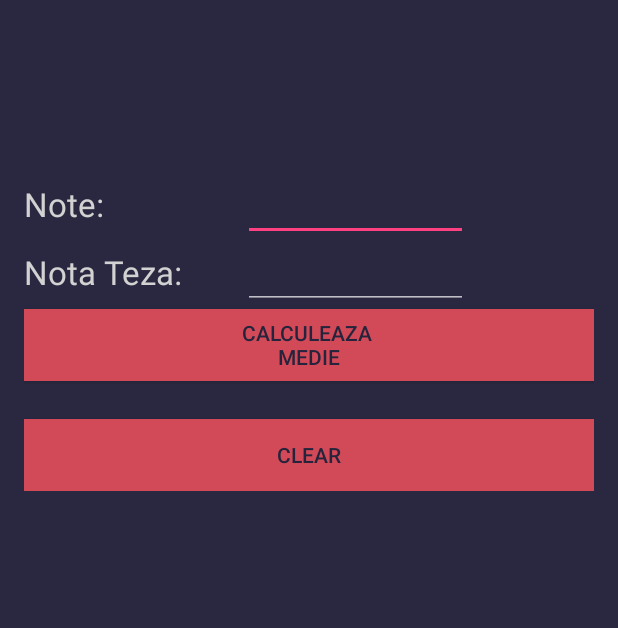
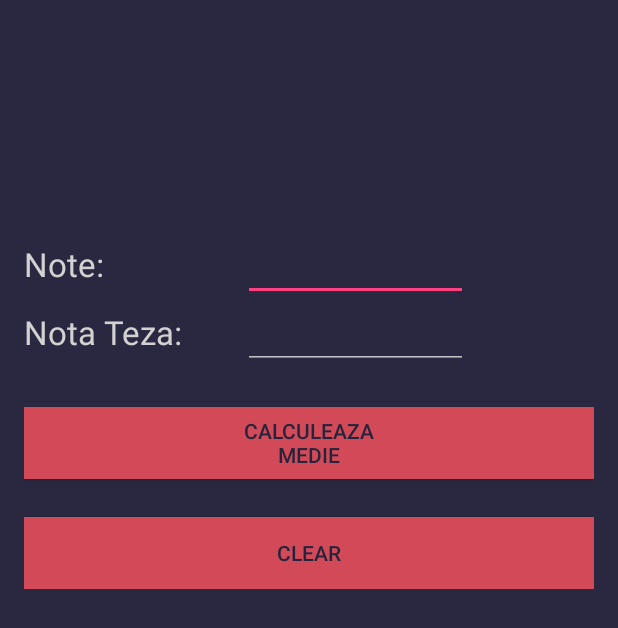
Before and after one commit to alexDamian99/CalculMedie2, an Android app: the screen it shows after launch (MainActivity), on a phone screen of 412 x 824 dp. Shown: the top 628 px of the screen. Run offline under Robolectric (Android 15) with nearby library versions, the light colour scheme and no system bars.

Commit message:
am adaugat space intre txtViewTeza si butoane si  inca unu space intre status bar si medie am facut eliminat din warnings (aia cu harcoded string)

```diff
--- a/app/src/main/res/layout/activity_main.xml
+++ b/app/src/main/res/layout/activity_main.xml
@@ -24,6 +24,10 @@
             android:layout_width="match_parent"
             android:layout_height="wrap_content">
 
+            <Space
+                android:layout_width="match_parent"
+                android:layout_height="40dip" />
+
             <TextView
                 android:layout_width="wrap_content"
                 android:layout_height="wrap_content"
@@ -45,13 +49,14 @@
                     android:layout_width="wrap_content"
                     android:layout_height="wrap_content"
                     android:textAppearance="?android:attr/textAppearanceLarge"
-                    android:text="Note:"
+                    android:text="@string/note"
                     android:id="@+id/txtViewNote"
                     android:layout_row="0"
                     android:layout_column="1"
                     android:textColor="#D2D2D2" />
 
                 <EditText
+                    android:inputType="text"
                     android:layout_width="150dip"
                     android:layout_height="wrap_content"
                     android:id="@+id/editNote"
@@ -62,7 +67,7 @@
                     android:layout_width="wrap_content"
                     android:layout_height="wrap_content"
                     android:textAppearance="?android:attr/textAppearanceLarge"
-                    android:text="Nota Teza:"
+                    android:text="@string/notaTeza"
                     android:id="@+id/txtViewTeza"
                     android:layout_row="1"
                     android:layout_column="1"
@@ -75,19 +80,46 @@
                     android:layout_column="2" />
 
                 <EditText
+                    android:inputType="text"
                     android:layout_width="150dip"
                     android:layout_height="wrap_content"
                     android:id="@+id/editTeza"
                     android:layout_row="1"
                     android:layout_column="3" />
 
+                <Space
+                    android:layout_width="20dp"
+                    android:layout_height="25dip"
+                    android:layout_row="2"
+                    android:layout_column="1"
+                    />
+
+                <Space
+                    android:layout_width="20dp"
+                    android:layout_height="25dip"
+                    android:layout_row="5"
+                    android:layout_column="1" />
+
                 <Button
                     android:layout_width="wrap_content"
                     android:layout_height="wrap_content"
-                    android:text="Calculeaza \nMedie"
+                    android:text="@string/btnClear"
+                    android:id="@+id/btnClear"
+                    android:background="#D24A58"
+                    android:layout_row="7"
+                    android:layout_column="1"
+                    android:layout_columnSpan="4"
+                    android:layout_gravity="fill_horizontal"
+                    android:onClick="onClickClear"
+                    android:textColor="#26243C" />
+
+                <Button
+                    android:layout_width="wrap_content"
+                    android:layout_height="wrap_content"
+                    android:text="@string/btnCalcMedie"
                     android:id="@+id/btnMedie"
                     android:background="#D24A58"
-                    android:layout_row="2"
+                    android:layout_row="3"
                     android:layout_column="1"
                     android:layout_rowSpan="2"
                     android:layout_columnSpan="4"
@@ -95,25 +127,6 @@
                     android:onClick="onClickMedie"
                     android:textColor="#26243C" />
 
-                <Button
-                    android:layout_width="wrap_content"
-                    android:layout_height="wrap_content"
-                    android:text="Clear"
-                    android:id="@+id/btnClear"
-                    android:background="#D24A58"
-                    android:layout_row="6"
-                    android:layout_column="1"
-                    android:layout_columnSpan="4"
-                    android:layout_gravity="fill_horizontal"
-                    android:onClick="onClickClear"
-                    android:textColor="#26243C" />
-
-                <Space
-                    android:layout_width="20dp"
-                    android:layout_height="25dip"
-                    android:layout_row="4"
-                    android:layout_column="1" />
-
             </GridLayout>
 
         </LinearLayout>
--- a/app/src/main/res/values/strings.xml
+++ b/app/src/main/res/values/strings.xml
@@ -1,3 +1,8 @@
 <resources>
     <string name="app_name">Calcul Medie</string>
+    <string name="note">Note:</string>
+    <string name="notaTeza">Nota Teza:</string>
+    <string name="btnClear">Clear</string>
+    <string name="btnCalcMedie">Calculeaza\nMedie</string>
+
 </resources>
```
